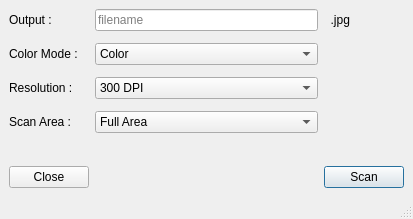
This is files/mainwindow.ui in ksharindam/pix-scan as Qt 5 draws it before an edit. The edited form follows.
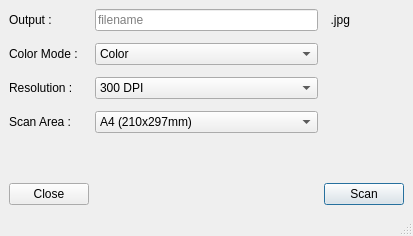
This is the edited form.

Diff of the .ui file:
```diff
--- a/files/mainwindow.ui
+++ b/files/mainwindow.ui
@@ -7,7 +7,7 @@
     <x>0</x>
     <y>0</y>
     <width>413</width>
-    <height>219</height>
+    <height>236</height>
    </rect>
   </property>
   <property name="windowTitle">
@@ -100,12 +100,7 @@
      <widget class="QComboBox" name="comboArea">
       <item>
        <property name="text">
-        <string>Full Area</string>
-       </property>
-      </item>
-      <item>
-       <property name="text">
-        <string>4x6 inch Landscape</string>
+        <string>A4 (210x297mm)</string>
        </property>
       </item>
       <item>
```
Left out of the diff: 7 changed lines with no effect on the pictures.
